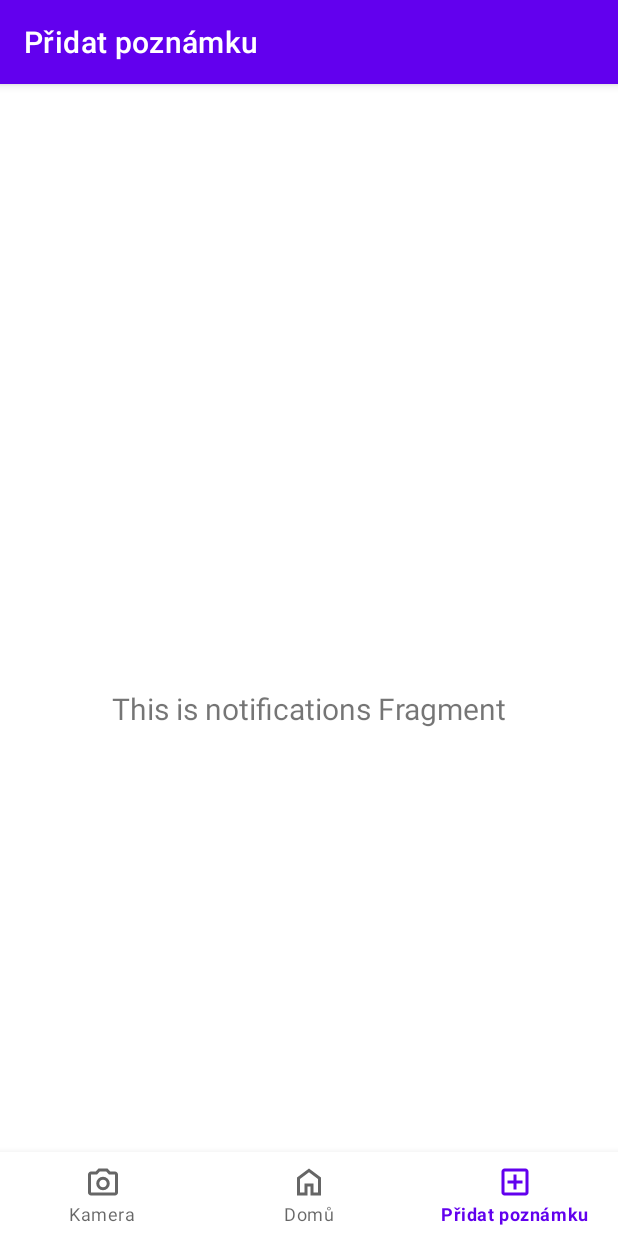
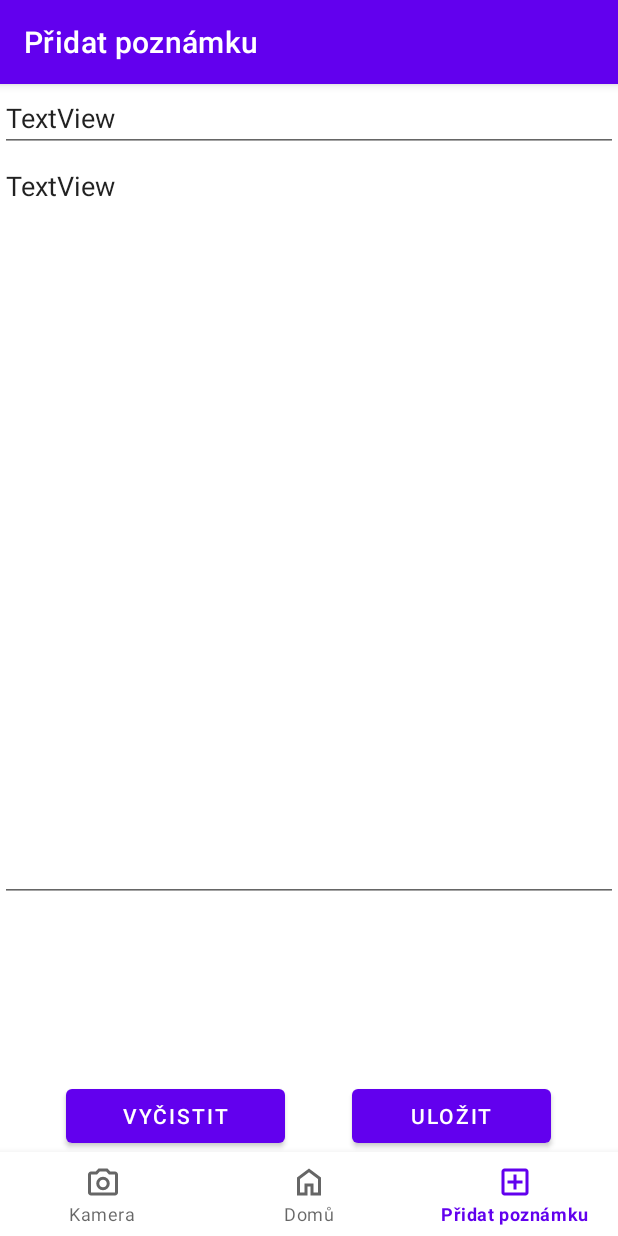
Before and after one commit to kcabfai/FotoNotesApp, an Android app: the AddNoteFragment screen opened through its navigation route, on a phone screen of 412 x 824 dp. Run offline under Robolectric (Android 15) with nearby library versions, the phone set to English and light mode, and no system bars; our stand-ins replace navigation-ui.

Commit message:
added note layout (xml)

```diff
--- /dev/null
+++ b/app/src/main/java/cz/utb/fai/fotonotesapp/model/Note.kt
@@ -0,0 +1,7 @@
+package cz.utb.fai.fotonotesapp.model
+
+data class Note (
+    val title: String,
+    val content: String,
+    val timestamp: Long
+)
--- a/app/src/main/java/cz/utb/fai/fotonotesapp/ui/addnote/AddNoteFragment.kt
+++ b/app/src/main/java/cz/utb/fai/fotonotesapp/ui/addnote/AddNoteFragment.kt
@@ -28,10 +28,10 @@ class AddNoteFragment : Fragment() {
         _binding = FragmentAddnoteBinding.inflate(inflater, container, false)
         val root: View = binding.root
 
-        val textView: TextView = binding.textNotifications
+        /*val textView: TextView = binding.textNotifications
         addNoteViewModel.text.observe(viewLifecycleOwner) {
             textView.text = it
-        }
+        }*/
         return root
     }
 
--- a/app/src/main/res/layout/activity_main.xml
+++ b/app/src/main/res/layout/activity_main.xml
@@ -4,7 +4,7 @@
     android:id="@+id/container"
     android:layout_width="match_parent"
     android:layout_height="match_parent"
-    android:paddingTop="?attr/actionBarSize">
+    >
 
     <com.google.android.material.bottomnavigation.BottomNavigationView
         android:id="@+id/nav_view"
--- a/app/src/main/res/layout/fragment_addnote.xml
+++ b/app/src/main/res/layout/fragment_addnote.xml
@@ -6,17 +6,61 @@
     android:layout_height="match_parent"
     tools:context=".ui.addnote.AddNoteFragment">
 
-    <TextView
-        android:id="@+id/text_notifications"
+    <EditText
+        android:id="@+id/editNoteTitle"
         android:layout_width="match_parent"
         android:layout_height="wrap_content"
-        android:layout_marginStart="8dp"
-        android:layout_marginTop="8dp"
-        android:layout_marginEnd="8dp"
-        android:textAlignment="center"
-        android:textSize="20sp"
+        android:text="TextView"
+        app:layout_constraintTop_toTopOf="parent" />
+
+
+    <EditText
+        android:id="@+id/editTextTextMultiLine"
+        android:layout_width="match_parent"
+        android:layout_height="500dp"
+        android:ems="10"
+        android:gravity="start|top"
+        android:inputType="textMultiLine"
+        app:layout_constraintTop_toBottomOf="@+id/editNoteTitle"
+        android:text="TextView"
+        tools:layout_editor_absoluteX="-16dp" />
+
+    <LinearLayout
+        android:id="@+id/buttonHolder"
+        android:layout_width="match_parent"
+        android:layout_height="wrap_content"
+        android:orientation="horizontal"
         app:layout_constraintBottom_toBottomOf="parent"
-        app:layout_constraintEnd_toEndOf="parent"
-        app:layout_constraintStart_toStartOf="parent"
-        app:layout_constraintTop_toTopOf="parent" />
+        android:paddingBottom="?attr/actionBarSize">
+
+        <Space
+            android:layout_width="wrap_content"
+            android:layout_height="wrap_content"
+            android:layout_weight="1" />
+
+        <Button
+            android:id="@+id/clearButton"
+            android:layout_width="wrap_content"
+            android:layout_height="wrap_content"
+            android:layout_weight="1"
+            android:text="@string/add_note_clear_text_button" />
+
+        <Space
+            android:layout_width="wrap_content"
+            android:layout_height="wrap_content"
+            android:layout_weight="1" />
+
+        <Button
+            android:id="@+id/saveButton"
+            android:layout_width="wrap_content"
+            android:layout_height="wrap_content"
+            android:layout_weight="1"
+            android:text="@string/add_note_text_save" />
+
+        <Space
+            android:layout_width="wrap_content"
+            android:layout_height="wrap_content"
+            android:layout_weight="1" />
+    </LinearLayout>
+
 </androidx.constraintlayout.widget.ConstraintLayout>
--- a/app/src/main/res/values/strings.xml
+++ b/app/src/main/res/values/strings.xml
@@ -3,4 +3,9 @@
     <string name="title_home">Domů</string>
     <string name="title_camera">Kamera</string>
     <string name="title_add_note">Přidat poznámku</string>
+    <string name="add_note_text_timestamp">Timestamp:</string>
+    <string name="add_note_text_save">Uložit</string>
+    <string name="add_note_text_content">Obsah</string>
+    <string name="add_note_text_title">Nadpis</string>
+    <string name="add_note_clear_text_button">Vyčistit</string>
 </resources>
```
Also changed, not shown: 2 other files.
